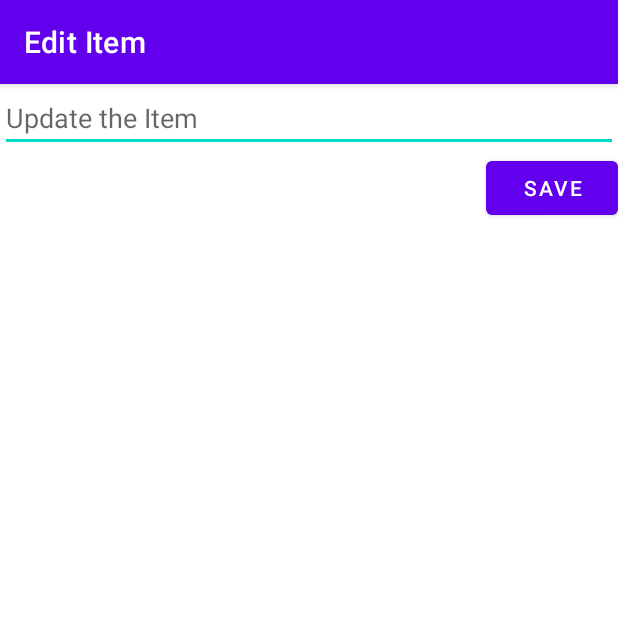
After one commit to EChilin5/SimpleTodo, an Android app: the EditActivity screen opened directly, with no data from a screen before it, on a phone screen of 412 x 824 dp, the top half of it. The commit adds this screen. Run offline under Robolectric (Android 15) with nearby library versions, the phone set to English and light mode, and no system bars.

Commit message:
stretch goals, update individual item

```diff
--- a/app/src/main/AndroidManifest.xml
+++ b/app/src/main/AndroidManifest.xml
@@ -9,6 +9,7 @@
         android:roundIcon="@mipmap/ic_launcher_round"
         android:supportsRtl="true"
         android:theme="@style/Theme.SimpleTodo">
+        <activity android:name=".EditActivity"></activity>
         <activity android:name=".MainActivity">
             <intent-filter>
                 <action android:name="android.intent.action.MAIN" />
--- /dev/null
+++ b/app/src/main/java/com/example/simpletodo/EditActivity.java
@@ -0,0 +1,48 @@
+package com.example.simpletodo;
+
+import androidx.appcompat.app.AppCompatActivity;
+
+import android.content.Intent;
+import android.os.Bundle;
+import android.view.View;
+import android.widget.Button;
+import android.widget.EditText;
+
+public class EditActivity extends AppCompatActivity {
+
+
+    EditText etItem;
+    Button btnSave;
+
+    @Override
+    protected void onCreate(Bundle savedInstanceState) {
+        super.onCreate(savedInstanceState);
+        setContentView(R.layout.activity_edit);
+
+        etItem = findViewById(R.id.etItem);
+        btnSave = findViewById(R.id.btnSave);
+
+        getSupportActionBar().setTitle("Edit Item");
+
+        etItem.setText(getIntent().getStringExtra(MainActivity.KEY_ITEM_TEXT));
+
+        //when the use is done editiing, they click to save button
+        btnSave.setOnClickListener(new View.OnClickListener() {
+            @Override
+            public void onClick(View v) {
+                // create an intent which will contain the results
+                Intent intent = new Intent();
+
+                // pass the data (results of editing)
+                intent.putExtra(MainActivity.KEY_ITEM_TEXT, etItem.getText().toString());
+                intent.putExtra(MainActivity.KEY_ITEM_POSITION, getIntent().getExtras().getInt(MainActivity.KEY_ITEM_POSITION));
+
+
+                // set the result of the intent
+                setResult(RESULT_OK, intent);
+                // finish activity, close the screen and go back
+                finish();
+            }
+        });
+    }
+}
--- /dev/null
+++ b/app/src/main/res/layout/activity_edit.xml
@@ -0,0 +1,26 @@
+<?xml version="1.0" encoding="utf-8"?>
+<RelativeLayout xmlns:android="http://schemas.android.com/apk/res/android"
+    xmlns:app="http://schemas.android.com/apk/res-auto"
+    xmlns:tools="http://schemas.android.com/tools"
+    android:layout_width="match_parent"
+    android:layout_height="match_parent"
+    tools:context=".EditActivity">
+
+    <EditText
+        android:id="@+id/etItem"
+        android:layout_width="match_parent"
+        android:layout_height="wrap_content"
+        android:ems="10"
+        android:hint="Update the Item" />
+
+    <Button
+        android:id="@+id/btnSave"
+        android:layout_width="wrap_content"
+        android:layout_height="wrap_content"
+        android:layout_below="@+id/etItem"
+        android:layout_alignParentEnd="true"
+        android:layout_marginTop="0dp"
+        android:layout_marginEnd="0dp"
+        android:text="Save" />
+
+</RelativeLayout>
```
Also changed, not shown: app/src/main/java/com/example/simpletodo/ItemsAdapter.java (+13 -1 lines), app/src/main/java/com/example/simpletodo/MainActivity.java (+50 -2 lines).
